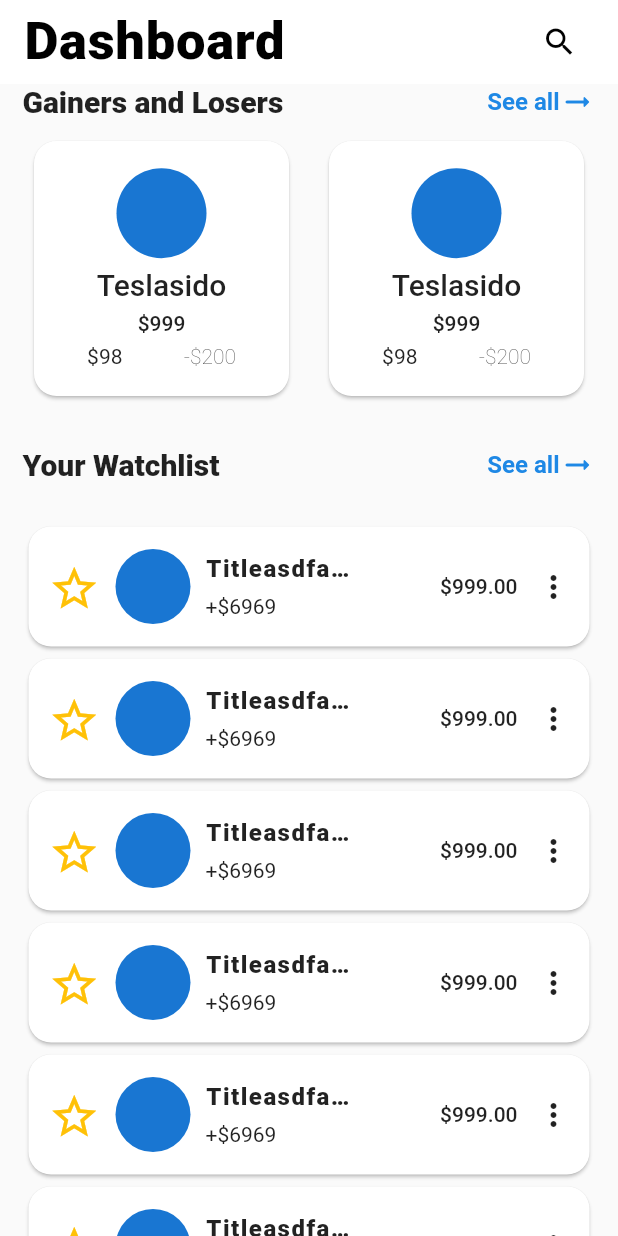
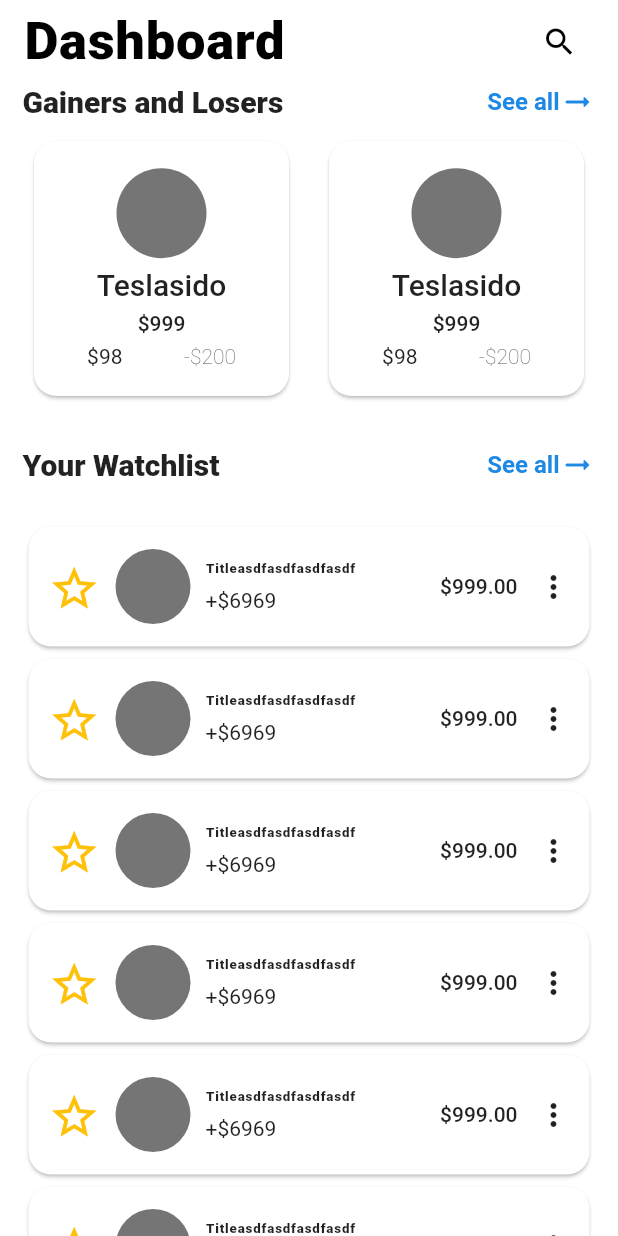
Before and after one commit to nicolas-lukita/stockee, a Flutter app: the screen it shows after launch, on a phone screen of 412 x 824 dp. Run offline on Flutter 3.47's test engine with Material 2 defaults, Android fonts, the phone set to English and light mode, and no system bars; our stand-ins replace firebase_auth, firebase_core, flutter_otp_text_field, sliding_up_panel; accounts and stored records are empty; statements that could not run were skipped.

Commit message:
fix dashpage responsiveness

```diff
--- a/lib/dashboard/dash_screen.dart
+++ b/lib/dashboard/dash_screen.dart
@@ -1,6 +1,8 @@
+import 'package:firebase_auth/firebase_auth.dart';
 import 'package:flutter/material.dart';
 import 'package:stockee/dashboard/gain_lose_component.dart';
 import 'package:stockee/dashboard/watchlist_component.dart';
+import 'package:stockee/search_page/search_screen.dart';
 
 class DashScreen extends StatefulWidget {
   const DashScreen({Key? key}) : super(key: key);
@@ -10,9 +12,20 @@ class DashScreen extends StatefulWidget {
 }
 
 class _DashScreenState extends State<DashScreen> {
+  String uid = '';
+
+  @override
+  void initState() {
+    // TODO: implement initState
+    super.initState();
+    uid = FirebaseAuth.instance.currentUser!.uid;
+    print("CURRENT USER ID = " + uid);
+  }
+
   @override
   Widget build(BuildContext context) {
     return Scaffold(
+      backgroundColor: Colors.white.withOpacity(0.95),
       appBar: AppBar(
         backgroundColor: Colors.white,
         elevation: 0,
@@ -28,7 +41,10 @@ class _DashScreenState extends State<DashScreen> {
           Padding(
             padding: const EdgeInsets.only(right: 15),
             child: IconButton(
-              onPressed: () {},
+              onPressed: () {
+                Navigator.push(context,
+                    MaterialPageRoute(builder: (ctx) => const SearchScreen()));
+              },
               icon: const Icon(Icons.search),
               color: Colors.black,
             ),
--- a/lib/dashboard/gain_lose_component.dart
+++ b/lib/dashboard/gain_lose_component.dart
@@ -40,9 +40,15 @@ class GainLoseComponent extends StatelessWidget {
       const SizedBox(
         height: 10,
       ),
-      Row(
-          mainAxisAlignment: MainAxisAlignment.spaceEvenly,
-          children: const <Widget>[SquareInfoCard(), SquareInfoCard()])
+      MediaQuery.of(context).orientation == Orientation.portrait
+          ? Row(
+              mainAxisAlignment: MainAxisAlignment.spaceEvenly,
+              children: const <Widget>[SquareInfoCard(), SquareInfoCard()])
+          : Expanded(
+              child: ListView(
+                  padding: const EdgeInsets.all(15),
+                  shrinkWrap: true,
+                  children: <Widget>[SquareInfoCard(), SquareInfoCard()])),
     ]);
   }
 }
--- a/lib/dashboard/square_info_card.dart
+++ b/lib/dashboard/square_info_card.dart
@@ -18,6 +18,7 @@ class SquareInfoCard extends StatelessWidget {
           mainAxisAlignment: MainAxisAlignment.spaceAround,
           children: <Widget>[
             const CircleAvatar(
+              backgroundColor: Colors.black54,
               radius: 30,
             ),
             //Fittedbox to avoid overflow
--- a/lib/dashboard/watchlist_item_card.dart
+++ b/lib/dashboard/watchlist_item_card.dart
@@ -1,4 +1,5 @@
 import 'package:flutter/material.dart';
+import 'package:stockee/details_page/details_screen.dart';
 
 class WatchlistItemCard extends StatefulWidget {
   const WatchlistItemCard({Key? key, required this.isFollowed})
@@ -12,7 +13,16 @@ class WatchlistItemCard extends StatefulWidget {
 class _WatchlistItemCardState extends State<WatchlistItemCard> {
   @override
   Widget build(BuildContext context) {
-    return Card(
+    return InkWell(
+      onTap: () {
+        Navigator.push(
+            context,
+            MaterialPageRoute(
+                builder: (ctx) => const DetailsScreen(
+                      isFollowed: true,
+                    )));
+      },
+      child: Card(
         shape: RoundedRectangleBorder(
           borderRadius: BorderRadius.circular(15),
         ),
@@ -25,7 +35,8 @@ class _WatchlistItemCardState extends State<WatchlistItemCard> {
               const SizedBox(
                 width: 5,
               ),
-            IconButton(
+              MediaQuery.of(context).orientation == Orientation.portrait
+                  ? IconButton(
                       onPressed: () {
                         setState(() {});
                       },
@@ -34,13 +45,19 @@ class _WatchlistItemCardState extends State<WatchlistItemCard> {
                         size: 35,
                       ),
                       color: Colors.amber,
+                    )
+                  : const SizedBox(
+                      width: 10,
                     ),
               const SizedBox(
                 width: 5,
               ),
-            const CircleAvatar(
+              MediaQuery.of(context).orientation == Orientation.portrait
+                  ? const CircleAvatar(
+                      backgroundColor: Colors.black54,
                       radius: 25,
-            ),
+                    )
+                  : const SizedBox(),
               const SizedBox(
                 width: 10,
               ),
@@ -50,7 +67,9 @@ class _WatchlistItemCardState extends State<WatchlistItemCard> {
                   mainAxisAlignment: MainAxisAlignment.center,
                   crossAxisAlignment: CrossAxisAlignment.start,
                   children: const <Widget>[
-                  Text(
+                    FittedBox(
+                      fit: BoxFit.scaleDown,
+                      child: Text(
                         'Titleasdfasdfasdfasdf',
                         style: TextStyle(
                             fontWeight: FontWeight.w800,
@@ -58,22 +77,27 @@ class _WatchlistItemCardState extends State<WatchlistItemCard> {
                             fontSize: 16),
                         overflow: TextOverflow.ellipsis,
                       ),
+                    ),
                     SizedBox(
                       height: 8,
                     ),
-                  Text('+\$6969')
+                    FittedBox(fit: BoxFit.scaleDown, child: Text('+\$6969'))
                   ],
                 ),
               ),
               const Spacer(),
-            const Text(
+              const FittedBox(
+                fit: BoxFit.scaleDown,
+                child: Text(
                   '\$999.00',
                   style: TextStyle(fontWeight: FontWeight.w500),
+                ),
               ),
               IconButton(onPressed: () {}, icon: const Icon(Icons.more_vert))
             ],
           ),
         ),
+      ),
     );
   }
 }
```
Lines whose indentation alone changed are shown as unchanged.
